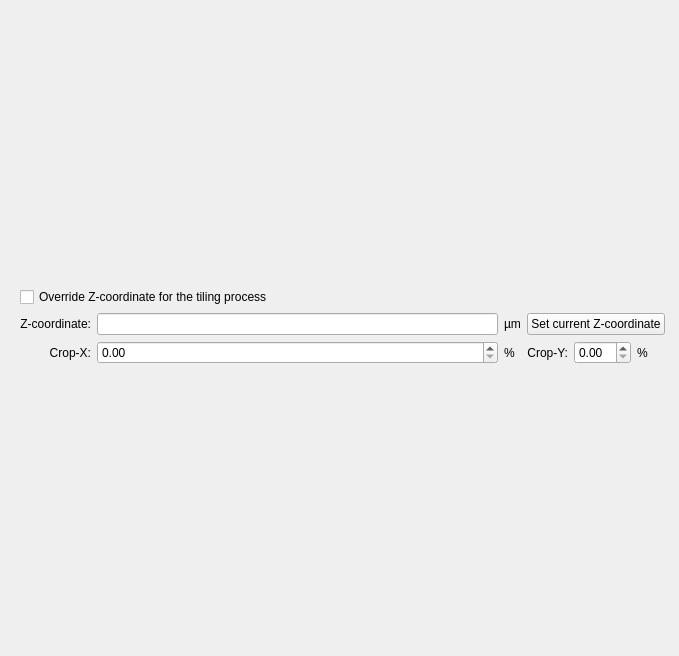
The-Thomas-Lab-UCL/orm-iris, file iris/resources/tiling_method_control.ui: the form before one commit.
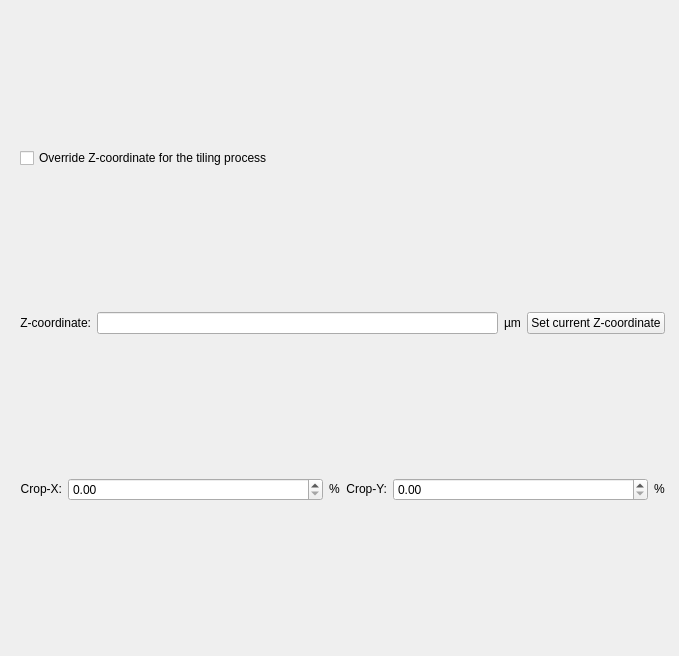
The form after the commit.

The edit to the form file:
```diff
--- a/iris/resources/tiling_method_control.ui
+++ b/iris/resources/tiling_method_control.ui
@@ -24,40 +24,22 @@
    </property>
    <layout class="QVBoxLayout" name="main_layout">
     <item>
-     <layout class="QGridLayout" name="gridLayout">
-      <item row="1" column="2">
-       <widget class="QLabel" name="label_5">
-        <property name="text">
-         <string>µm</string>
-        </property>
-       </widget>
-      </item>
-      <item row="3" column="3">
-       <widget class="QLabel" name="label_3">
-        <property name="text">
-         <string>Crop-Y:</string>
-        </property>
-        <property name="alignment">
-         <set>Qt::AlignmentFlag::AlignRight|Qt::AlignmentFlag::AlignTrailing|Qt::AlignmentFlag::AlignVCenter</set>
-        </property>
-       </widget>
-      </item>
-      <item row="3" column="5">
-       <widget class="QLabel" name="label_6">
-        <property name="text">
-         <string>%</string>
-        </property>
-       </widget>
-      </item>
-      <item row="3" column="2">
-       <widget class="QLabel" name="label_4">
-        <property name="text">
-         <string>%</string>
-        </property>
-       </widget>
-      </item>
-      <item row="1" column="0">
+     <widget class="QCheckBox" name="chk_ZOverride">
+      <property name="text">
+       <string>Override Z-coordinate for the tiling process</string>
+      </property>
+     </widget>
+    </item>
+    <item>
+     <layout class="QHBoxLayout" name="horizontalLayout_2">
+      <item>
        <widget class="QLabel" name="label">
+        <property name="sizePolicy">
+         <sizepolicy hsizetype="Fixed" vsizetype="Fixed">
+          <horstretch>0</horstretch>
+          <verstretch>0</verstretch>
+         </sizepolicy>
+        </property>
         <property name="text">
          <string>Z-coordinate:</string>
         </property>
@@ -66,8 +48,47 @@
         </property>
        </widget>
       </item>
-      <item row="3" column="0">
+      <item>
+       <widget class="QLineEdit" name="ent_zcoor"/>
+      </item>
+      <item>
+       <widget class="QLabel" name="label_5">
+        <property name="sizePolicy">
+         <sizepolicy hsizetype="Fixed" vsizetype="Fixed">
+          <horstretch>0</horstretch>
+          <verstretch>0</verstretch>
+         </sizepolicy>
+        </property>
+        <property name="text">
+         <string>µm</string>
+        </property>
+       </widget>
+      </item>
+      <item>
+       <widget class="QPushButton" name="btn_currZCoor">
+        <property name="sizePolicy">
+         <sizepolicy hsizetype="Fixed" vsizetype="Fixed">
+          <horstretch>0</horstretch>
+          <verstretch>0</verstretch>
+         </sizepolicy>
+        </property>
+        <property name="text">
+         <string>Set current Z-coordinate</string>
+        </property>
+       </widget>
+      </item>
+     </layout>
+    </item>
+    <item>
+     <layout class="QHBoxLayout" name="horizontalLayout_3">
+      <item>
        <widget class="QLabel" name="label_2">
+        <property name="sizePolicy">
+         <sizepolicy hsizetype="Fixed" vsizetype="Fixed">
+          <horstretch>0</horstretch>
+          <verstretch>0</verstretch>
+         </sizepolicy>
+        </property>
         <property name="text">
          <string>Crop-X:</string>
         </property>
@@ -76,26 +97,51 @@
         </property>
        </widget>
       </item>
-      <item row="3" column="1">
+      <item>
        <widget class="QDoubleSpinBox" name="spin_cropx"/>
       </item>
-      <item row="3" column="4">
+      <item>
+       <widget class="QLabel" name="label_4">
+        <property name="sizePolicy">
+         <sizepolicy hsizetype="Fixed" vsizetype="Fixed">
+          <horstretch>0</horstretch>
+          <verstretch>0</verstretch>
+         </sizepolicy>
+        </property>
+        <property name="text">
+         <string>%</string>
+        </property>
+       </widget>
+      </item>
+      <item>
+       <widget class="QLabel" name="label_3">
+        <property name="sizePolicy">
+         <sizepolicy hsizetype="Fixed" vsizetype="Fixed">
+          <horstretch>0</horstretch>
+          <verstretch>0</verstretch>
+         </sizepolicy>
+        </property>
+        <property name="text">
+         <string>Crop-Y:</string>
+        </property>
+        <property name="alignment">
+         <set>Qt::AlignmentFlag::AlignRight|Qt::AlignmentFlag::AlignTrailing|Qt::AlignmentFlag::AlignVCenter</set>
+        </property>
+       </widget>
+      </item>
+      <item>
        <widget class="QDoubleSpinBox" name="spin_cropy"/>
       </item>
-      <item row="1" column="1">
-       <widget class="QLineEdit" name="ent_zcoor"/>
-      </item>
-      <item row="0" column="0" colspan="6">
-       <widget class="QCheckBox" name="chk_ZOverride">
-        <property name="text">
-         <string>Override Z-coordinate for the tiling process</string>
+      <item>
+       <widget class="QLabel" name="label_6">
+        <property name="sizePolicy">
+         <sizepolicy hsizetype="Fixed" vsizetype="Fixed">
+          <horstretch>0</horstretch>
+          <verstretch>0</verstretch>
+         </sizepolicy>
         </property>
-       </widget>
-      </item>
-      <item row="1" column="3" colspan="3">
-       <widget class="QPushButton" name="btn_currZCoor">
         <property name="text">
-         <string>Set current Z-coordinate</string>
+         <string>%</string>
         </property>
        </widget>
       </item>
```
Left out of the diff: 7 changed lines with no effect on the pictures.
